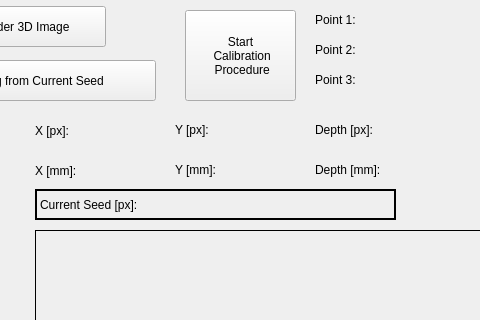
The window that app/widget.ui (lreithmayr/CT-Scan-Visualizer) describes before a commit, drawn with Qt 5; both pictures show x 555 to 1035 and y 0 to 320 of the 1132 by 781 pixel window.
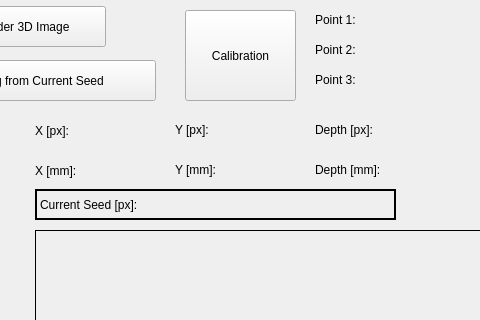
The same window after the commit.

Commit message: Project: Pflichtenheft geupdated

What changed in the file:
```diff
--- a/app/widget.ui
+++ b/app/widget.ui
@@ -369,9 +369,7 @@
     </rect>
    </property>
    <property name="text">
-    <string>Start 
- Calibration 
- Procedure</string>
+    <string>Calibration</string>
    </property>
   </widget>
   <widget class="QLabel" name="label_calibPoint1">
```
The commit also changes 1 other file.
